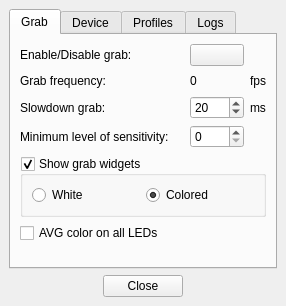
First picture: the form in Software/src/mainwindow.ui, repository Atarity/Lightpack, before the edit.
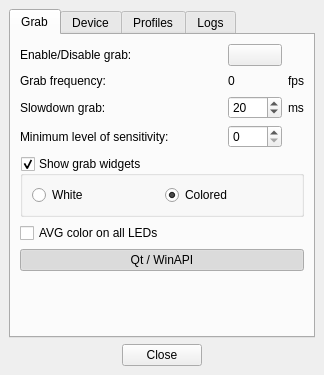
Second picture: the form after the edit. Icons and pictures are not drawn.

Commit message: Software: added button to switch grab with Qt or with WinAPI; button shows only if GuiShowSwitchQtWinAPI in LightpackMain.conf set to true;

```diff
--- a/Software/src/mainwindow.ui
+++ b/Software/src/mainwindow.ui
@@ -7,8 +7,8 @@
    <rect>
     <x>0</x>
     <y>0</y>
-    <width>286</width>
-    <height>290</height>
+    <width>324</width>
+    <height>375</height>
    </rect>
   </property>
   <property name="windowTitle">
@@ -307,6 +307,19 @@
           </property>
          </widget>
         </item>
+        <item>
+         <widget class="QPushButton" name="pushButton_SwitchQtWinAPI">
+          <property name="text">
+           <string notr="true">Qt / WinAPI</string>
+          </property>
+          <property name="checkable">
+           <bool>true</bool>
+          </property>
+          <property name="checked">
+           <bool>true</bool>
+          </property>
+         </widget>
+        </item>
         <item>
          <spacer name="verticalSpacer">
           <property name="orientation">
```
The commit also changes 10 other files.
